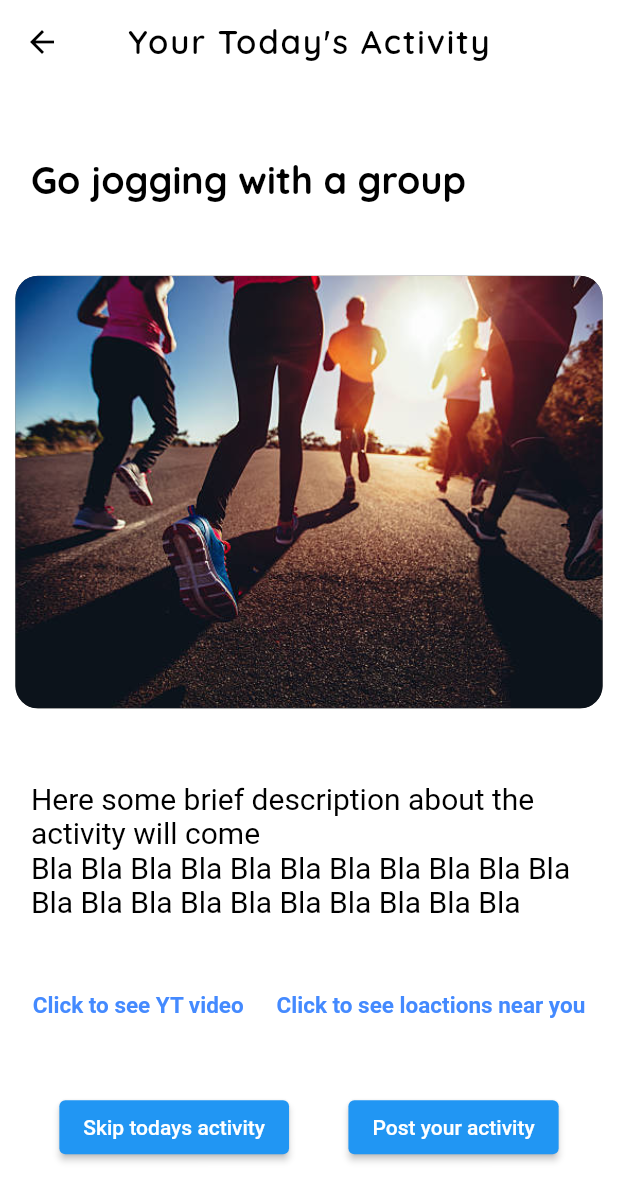
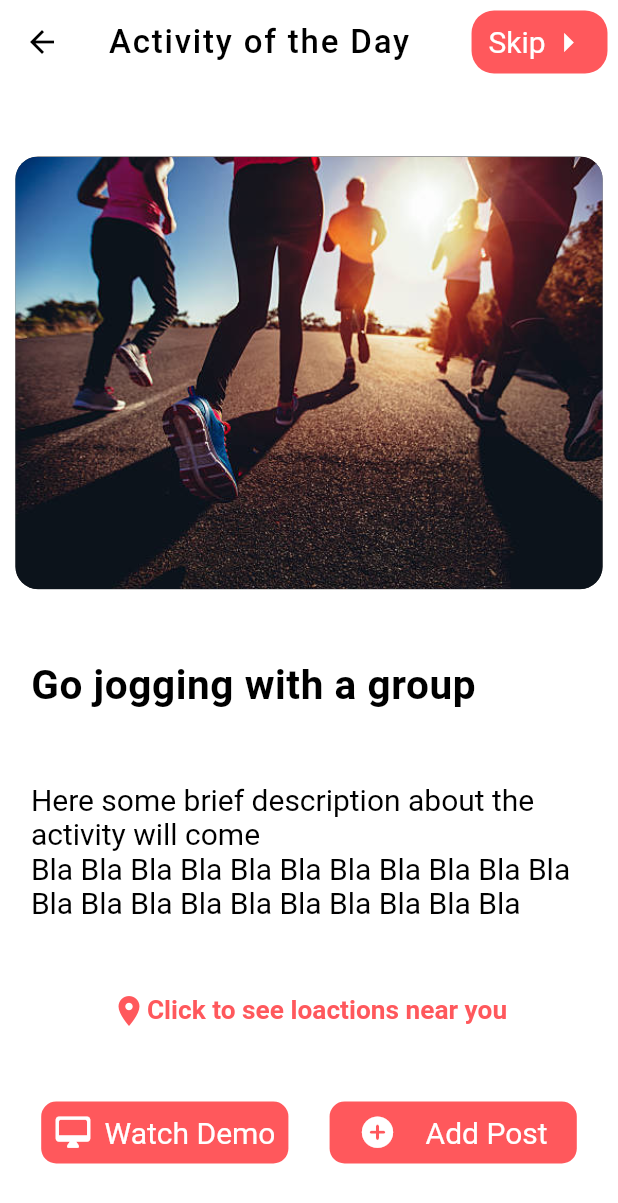
Before and after one commit to l3limp/pax, a Flutter app: the TasksPage screen opened directly with empty values, on a phone screen of 412 x 824 dp. Shown: the top 1203 px of the screen. Run offline on Flutter 3.47's test engine with Material 2 defaults, Android fonts, the phone set to English and light mode, and no system bars; our stand-ins replace cloud_firestore, firebase_auth, firebase_core, firebase_storage, flutter_native_image, image_picker and 1 more; missing offline and left inert: a package; accounts and stored records are empty.

Commit message:
made the UI for the tasks page

```diff
--- a/lib/screens/tasks/task_page.dart
+++ b/lib/screens/tasks/task_page.dart
@@ -49,34 +49,55 @@ class _TasksPageState extends State<TasksPage> {
         backgroundColor: Colors.white,
         appBar: AppBar(
           iconTheme: const IconThemeData(color: Colors.black),
-          title: Text(
-            "Your Today's Activity",
+          title: const Text(
+            "Activity of the Day",
             style: TextStyle(
                 color: Colors.black,
-                fontWeight: FontWeight.w600,
+                fontWeight: FontWeight.w500,
                 fontSize: 22.0,
-                fontFamily: _theme.font,
                 letterSpacing: 1.2),
           ),
           backgroundColor: Colors.white,
-          centerTitle: true,
           elevation: 0.0,
+          actions: [
+            Padding(
+              padding: const EdgeInsets.all(7.0),
+              child: InkWell(
+                onTap: () async {
+                  int number = _random.nextInt(7);
+                  await setTask(number);
+                  updateScreen(number);
+                },
+                child: Container(
+                  decoration: BoxDecoration(
+                    color: const Color(0xFFFF585c),
+                    borderRadius: BorderRadius.circular(15.0),
+                  ),
+                  child: Row(
+                    mainAxisAlignment: MainAxisAlignment.center,
+                    children: const [
+                      Text(
+                        "Skip",
+                        style: TextStyle(color: Colors.white, fontSize: 20.0),
+                      ),
+                      Icon(
+                        Icons.arrow_right,
+                        color: Colors.white,
+                        size: 30.0,
+                      ),
+                    ],
+                  ),
+                  width: _width * 0.22,
+                  height: 25.0,
+                ),
+              ),
+            ),
+          ],
         ),
         body: Center(
           child: Column(
             mainAxisAlignment: MainAxisAlignment.spaceEvenly,
             children: [
-              SizedBox(
-                width: _width * 0.9,
-                child: Text(
-                  _tasks.tasksList[taskNumber],
-                  style: TextStyle(
-                      color: Colors.black,
-                      fontFamily: _theme.font,
-                      fontWeight: FontWeight.bold,
-                      fontSize: 25.0),
-                ),
-              ),
               Container(
                 decoration: BoxDecoration(
                     borderRadius: BorderRadius.circular(15.0),
@@ -93,11 +114,44 @@ class _TasksPageState extends State<TasksPage> {
               ),
               SizedBox(
                 width: _width * 0.9,
+                child: Text(
+                  _tasks.tasksList[taskNumber],
+                  style: const TextStyle(
+                      color: Colors.black,
+                      fontWeight: FontWeight.w700,
+                      letterSpacing: 0.4,
+                      fontSize: 27.0),
+                ),
+              ),
+              SizedBox(
+                width: _width * 0.9,
                 child: const Text(
                   "Here some brief description about the activity will come\nBla Bla Bla Bla Bla Bla Bla Bla Bla Bla Bla Bla Bla Bla Bla Bla Bla Bla Bla Bla Bla",
                   style: TextStyle(color: Colors.black, fontSize: 20.0),
                 ),
               ),
+              InkWell(
+                  onTap: () async {
+                    if (!await launch(_googleLinks.googleLinks[taskNumber])) {
+                      throw 'Could not launch URL';
+                    }
+                  },
+                  child: Row(
+                    mainAxisAlignment: MainAxisAlignment.center,
+                    children: const [
+                      Icon(
+                        Icons.location_on,
+                        color: Color(0xFFFF585C),
+                      ),
+                      Text(
+                        'Click to see loactions near you',
+                        style: TextStyle(
+                            color: Color(0xFFFF585C),
+                            fontSize: 17.5,
+                            fontWeight: FontWeight.w600),
+                      ),
+                    ],
+                  )),
               Row(
                 mainAxisAlignment: MainAxisAlignment.spaceEvenly,
                 children: [
@@ -107,46 +161,59 @@ class _TasksPageState extends State<TasksPage> {
                         throw 'Could not launch URL';
                       }
                     },
-                    child: const Text(
-                      'Click to see YT video',
-                      style: TextStyle(
-                          color: Colors.blueAccent,
-                          fontSize: 15.0,
-                          fontWeight: FontWeight.w600),
+                    child: Container(
+                      width: _width * 0.4,
+                      height: _height * 0.05,
+                      decoration: BoxDecoration(
+                        borderRadius: BorderRadius.circular(10.0),
+                        color: const Color(0xFFFF585C),
+                      ),
+                      child: Row(
+                        mainAxisAlignment: MainAxisAlignment.spaceEvenly,
+                        children: const [
+                          Icon(
+                            Icons.desktop_mac_rounded,
+                            color: Colors.white,
+                            size: 25.0,
+                          ),
+                          Text(
+                            "Watch Demo",
+                            style:
+                                TextStyle(color: Colors.white, fontSize: 20.0),
+                          )
+                        ],
+                      ),
                     ),
                   ),
                   InkWell(
                     onTap: () async {
-                      if (!await launch(_googleLinks.googleLinks[taskNumber])) {
-                        throw 'Could not launch URL';
-                      }
+                      Navigator.pushNamed(context, '/write_post',
+                          arguments: {'task': _tasks.tasksList[taskNumber]});
                     },
-                    child: const Text(
-                      'Click to see loactions near you',
-                      style: TextStyle(
-                          color: Colors.blueAccent,
-                          fontSize: 15.0,
-                          fontWeight: FontWeight.w600),
+                    child: Container(
+                      width: _width * 0.4,
+                      height: _height * 0.05,
+                      decoration: BoxDecoration(
+                        borderRadius: BorderRadius.circular(10.0),
+                        color: const Color(0xFFFF585C),
+                      ),
+                      child: Row(
+                        mainAxisAlignment: MainAxisAlignment.spaceEvenly,
+                        children: const [
+                          Icon(
+                            Icons.add_circle_rounded,
+                            color: Colors.white,
+                            size: 25.0,
+                          ),
+                          Text(
+                            "Add Post",
+                            style:
+                                TextStyle(color: Colors.white, fontSize: 20.0),
+                          )
+                        ],
+                      ),
                     ),
-                  )
-                ],
-              ),
-              Row(
-                mainAxisAlignment: MainAxisAlignment.spaceEvenly,
-                children: [
-                  ElevatedButton(
-                      onPressed: () async {
-                        int number = _random.nextInt(7);
-                        await setTask(number);
-                        updateScreen(number);
-                      },
-                      child: const Text("Skip todays activity")),
-                  ElevatedButton(
-                      onPressed: () {
-                        Navigator.pushNamed(context, '/write_post',
-                            arguments: {'task': _tasks.tasksList[taskNumber]});
-                      },
-                      child: const Text("Post your activity")),
+                  ),
                 ],
               )
             ],
--- a/pubspec.yaml
+++ b/pubspec.yaml
@@ -40,7 +40,6 @@ dependencies:
   flutter:
     sdk: flutter
   intl: ^0.17.0
-  like_button: ^2.0.4
 
 dev_dependencies:
   flutter_lints: ^1.0.0
```
Also changed, not shown: pubspec.lock.
